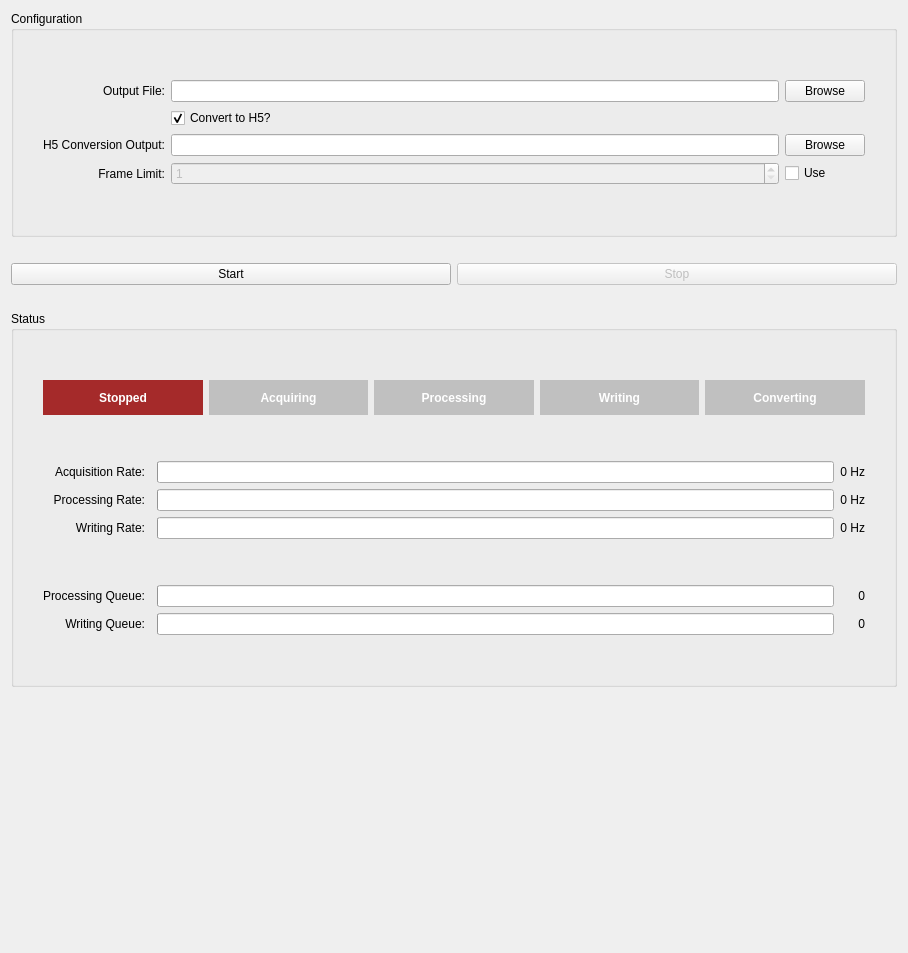
Old version of the form nplab/instrument/camera/fastcamera/dataStream.ui in the repository wdeacon/PyOpenLab.
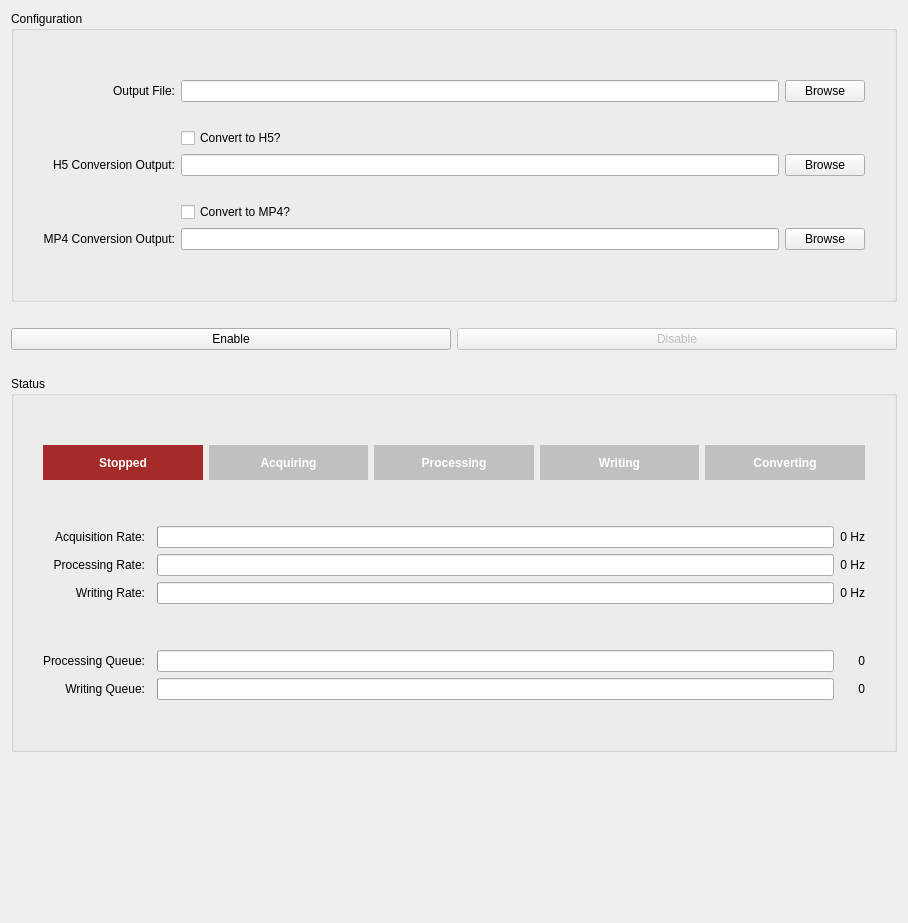
New version of the form.

Diff of the .ui file:
```diff
--- a/nplab/instrument/camera/fastcamera/dataStream.ui
+++ b/nplab/instrument/camera/fastcamera/dataStream.ui
@@ -7,7 +7,7 @@
     <x>0</x>
     <y>0</y>
     <width>908</width>
-    <height>953</height>
+    <height>923</height>
    </rect>
   </property>
   <property name="windowTitle">
@@ -28,7 +28,7 @@
         </font>
        </property>
        <property name="text">
-        <string>Start</string>
+        <string>Enable</string>
        </property>
       </widget>
      </item>
@@ -38,7 +38,7 @@
         <bool>false</bool>
        </property>
        <property name="text">
-        <string>Stop</string>
+        <string>Disable</string>
        </property>
       </widget>
      </item>
@@ -72,123 +72,6 @@
       <string>Configuration</string>
      </property>
      <layout class="QGridLayout" name="gridLayout_5">
-      <item row="4" column="1">
-       <widget class="QLabel" name="label_3">
-        <property name="sizePolicy">
-         <sizepolicy hsizetype="Preferred" vsizetype="Minimum">
-          <horstretch>0</horstretch>
-          <verstretch>0</verstretch>
-         </sizepolicy>
-        </property>
-        <property name="text">
-         <string>Frame Limit:</string>
-        </property>
-        <property name="alignment">
-         <set>Qt::AlignRight|Qt::AlignTrailing|Qt::AlignVCenter</set>
-        </property>
-       </widget>
-      </item>
-      <item row="0" column="0">
-       <spacer name="horizontalSpacer_2">
-        <property name="orientation">
-         <enum>Qt::Horizontal</enum>
-        </property>
-        <property name="sizeType">
-         <enum>QSizePolicy::Fixed</enum>
-        </property>
-        <property name="sizeHint" stdset="0">
-         <size>
-          <width>20</width>
-          <height>20</height>
-         </size>
-        </property>
-       </spacer>
-      </item>
-      <item row="4" column="2">
-       <widget class="QSpinBox" name="frameLimit">
-        <property name="enabled">
-         <bool>false</bool>
-        </property>
-        <property name="minimum">
-         <number>1</number>
-        </property>
-        <property name="maximum">
-         <number>999999999</number>
-        </property>
-       </widget>
-      </item>
-      <item row="1" column="4">
-       <widget class="QPushButton" name="outputFileBrowse">
-        <property name="sizePolicy">
-         <sizepolicy hsizetype="Minimum" vsizetype="Minimum">
-          <horstretch>0</horstretch>
-          <verstretch>0</verstretch>
-         </sizepolicy>
-        </property>
-        <property name="text">
-         <string>Browse</string>
-        </property>
-       </widget>
-      </item>
-      <item row="0" column="1">
-       <spacer name="verticalSpacer_10">
-        <property name="orientation">
-         <enum>Qt::Vertical</enum>
-        </property>
-        <property name="sizeType">
-         <enum>QSizePolicy::Fixed</enum>
-        </property>
-        <property name="sizeHint" stdset="0">
-         <size>
-          <width>20</width>
-          <height>40</height>
-         </size>
-        </property>
-       </spacer>
-      </item>
-      <item row="1" column="2">
-       <widget class="QLineEdit" name="outputFile">
-        <property name="sizePolicy">
-         <sizepolicy hsizetype="Expanding" vsizetype="Minimum">
-          <horstretch>0</horstretch>
-          <verstretch>0</verstretch>
-         </sizepolicy>
-        </property>
-       </widget>
-      </item>
-      <item row="3" column="4">
-       <widget class="QPushButton" name="h5ConversionOutputBrowse">
-        <property name="sizePolicy">
-         <sizepolicy hsizetype="Minimum" vsizetype="Minimum">
-          <horstretch>0</horstretch>
-          <verstretch>0</verstretch>
-         </sizepolicy>
-        </property>
-        <property name="text">
-         <string>Browse</string>
-        </property>
-       </widget>
-      </item>
-      <item row="4" column="4">
-       <widget class="QCheckBox" name="useFrameLimit">
-        <property name="enabled">
-         <bool>true</bool>
-        </property>
-        <property name="text">
-         <string>Use</string>
-        </property>
-       </widget>
-      </item>
-      <item row="3" column="2">
-       <widget class="QLineEdit" name="h5ConversionOutput">
-        <property name="sizePolicy">
-         <sizepolicy hsizetype="Expanding" vsizetype="Minimum">
-          <horstretch>0</horstretch>
-          <verstretch>0</verstretch>
-         </sizepolicy>
-        </property>
-       </widget>
-      </item>
       <item row="1" column="1">
        <widget class="QLabel" name="label">
         <property name="sizePolicy">
@@ -205,33 +88,98 @@
         </property>
        </widget>
       </item>
-      <item row="3" column="1">
-       <widget class="QLabel" name="label_2">
+      <item row="0" column="6">
+       <spacer name="horizontalSpacer_3">
+        <property name="orientation">
+         <enum>Qt::Horizontal</enum>
+        </property>
+        <property name="sizeType">
+         <enum>QSizePolicy::Fixed</enum>
+        </property>
+        <property name="sizeHint" stdset="0">
+         <size>
+          <width>20</width>
+          <height>20</height>
+         </size>
+        </property>
+       </spacer>
+      </item>
+      <item row="6" column="3">
+       <widget class="QCheckBox" name="useMP4Conversion">
+        <property name="text">
+         <string>Convert to MP4?</string>
+        </property>
+        <property name="checkable">
+         <bool>true</bool>
+        </property>
+        <property name="checked">
+         <bool>false</bool>
+        </property>
+       </widget>
+      </item>
+      <item row="4" column="3">
+       <widget class="QLineEdit" name="h5ConversionOutput">
         <property name="sizePolicy">
-         <sizepolicy hsizetype="Preferred" vsizetype="Minimum">
+         <sizepolicy hsizetype="Expanding" vsizetype="Minimum">
           <horstretch>0</horstretch>
           <verstretch>0</verstretch>
          </sizepolicy>
         </property>
-        <property name="text">
-         <string>H5 Conversion Output:</string>
-        </property>
-        <property name="alignment">
-         <set>Qt::AlignRight|Qt::AlignTrailing|Qt::AlignVCenter</set>
-        </property>
        </widget>
       </item>
-      <item row="2" column="2">
+      <item row="3" column="3">
        <widget class="QCheckBox" name="useH5Conversion">
         <property name="text">
          <string>Convert to H5?</string>
         </property>
         <property name="checked">
-         <bool>true</bool>
+         <bool>false</bool>
         </property>
        </widget>
       </item>
-      <item row="5" column="1">
+      <item row="5" column="3">
+       <spacer name="verticalSpacer_13">
+        <property name="orientation">
+         <enum>Qt::Vertical</enum>
+        </property>
+        <property name="sizeType">
+         <enum>QSizePolicy::Fixed</enum>
+        </property>
+        <property name="sizeHint" stdset="0">
+         <size>
+          <width>20</width>
+          <height>20</height>
+         </size>
+        </property>
+       </spacer>
+      </item>
+      <item row="1" column="3">
+       <widget class="QLineEdit" name="outputFile">
+        <property name="sizePolicy">
+         <sizepolicy hsizetype="Expanding" vsizetype="Minimum">
+          <horstretch>0</horstretch>
+          <verstretch>0</verstretch>
+         </sizepolicy>
+        </property>
+       </widget>
+      </item>
+      <item row="4" column="1">
+       <widget class="QLabel" name="label_2">
+        <property name="sizePolicy">
+         <sizepolicy hsizetype="Preferred" vsizetype="Minimum">
+          <horstretch>0</horstretch>
+          <verstretch>0</verstretch>
+         </sizepolicy>
+        </property>
+        <property name="text">
+         <string>H5 Conversion Output:</string>
+        </property>
+        <property name="alignment">
+         <set>Qt::AlignRight|Qt::AlignTrailing|Qt::AlignVCenter</set>
+        </property>
+       </widget>
+      </item>
+      <item row="8" column="1">
        <spacer name="verticalSpacer_11">
         <property name="orientation">
          <enum>Qt::Vertical</enum>
@@ -247,8 +195,37 @@
         </property>
        </spacer>
       </item>
-      <item row="0" column="5">
-       <spacer name="horizontalSpacer_3">
+      <item row="1" column="5">
+       <widget class="QPushButton" name="outputFileBrowse">
+        <property name="sizePolicy">
+         <sizepolicy hsizetype="Minimum" vsizetype="Minimum">
+          <horstretch>0</horstretch>
+          <verstretch>0</verstretch>
+         </sizepolicy>
+        </property>
+        <property name="text">
+         <string>Browse</string>
+        </property>
+       </widget>
+      </item>
+      <item row="2" column="3">
+       <spacer name="verticalSpacer_12">
+        <property name="orientation">
+         <enum>Qt::Vertical</enum>
+        </property>
+        <property name="sizeType">
+         <enum>QSizePolicy::Fixed</enum>
+        </property>
+        <property name="sizeHint" stdset="0">
+         <size>
+          <width>20</width>
+          <height>20</height>
+         </size>
+        </property>
+       </spacer>
+      </item>
+      <item row="0" column="0">
+       <spacer name="horizontalSpacer_2">
         <property name="orientation">
          <enum>Qt::Horizontal</enum>
         </property>
@@ -263,6 +240,74 @@
         </property>
        </spacer>
       </item>
+      <item row="0" column="1">
+       <spacer name="verticalSpacer_10">
+        <property name="orientation">
+         <enum>Qt::Vertical</enum>
+        </property>
+        <property name="sizeType">
+         <enum>QSizePolicy::Fixed</enum>
+        </property>
+        <property name="sizeHint" stdset="0">
+         <size>
+          <width>20</width>
+          <height>40</height>
+         </size>
+        </property>
+       </spacer>
+      </item>
+      <item row="4" column="5">
+       <widget class="QPushButton" name="h5ConversionOutputBrowse">
+        <property name="sizePolicy">
+         <sizepolicy hsizetype="Minimum" vsizetype="Minimum">
+          <horstretch>0</horstretch>
+          <verstretch>0</verstretch>
+         </sizepolicy>
+        </property>
+        <property name="text">
+         <string>Browse</string>
+        </property>
+       </widget>
+      </item>
+      <item row="7" column="1">
+       <widget class="QLabel" name="label_3">
+        <property name="sizePolicy">
+         <sizepolicy hsizetype="Preferred" vsizetype="Minimum">
+          <horstretch>0</horstretch>
+          <verstretch>0</verstretch>
+         </sizepolicy>
+        </property>
+        <property name="text">
+         <string>MP4 Conversion Output:</string>
+        </property>
+        <property name="alignment">
+         <set>Qt::AlignRight|Qt::AlignTrailing|Qt::AlignVCenter</set>
+        </property>
+       </widget>
+      </item>
+      <item row="7" column="3">
+       <widget class="QLineEdit" name="mp4ConversionOutput">
+        <property name="sizePolicy">
+         <sizepolicy hsizetype="Expanding" vsizetype="Minimum">
+          <horstretch>0</horstretch>
+          <verstretch>0</verstretch>
+         </sizepolicy>
+        </property>
+       </widget>
+      </item>
+      <item row="7" column="5">
+       <widget class="QPushButton" name="mp4ConversionOutputBrowse">
+        <property name="sizePolicy">
+         <sizepolicy hsizetype="Minimum" vsizetype="Minimum">
+          <horstretch>0</horstretch>
+          <verstretch>0</verstretch>
+         </sizepolicy>
+        </property>
+        <property name="text">
+         <string>Browse</string>
+        </property>
+       </widget>
+      </item>
      </layout>
     </widget>
    </item>
```
Left out of the diff: 2 changed lines with no effect on the pictures.
